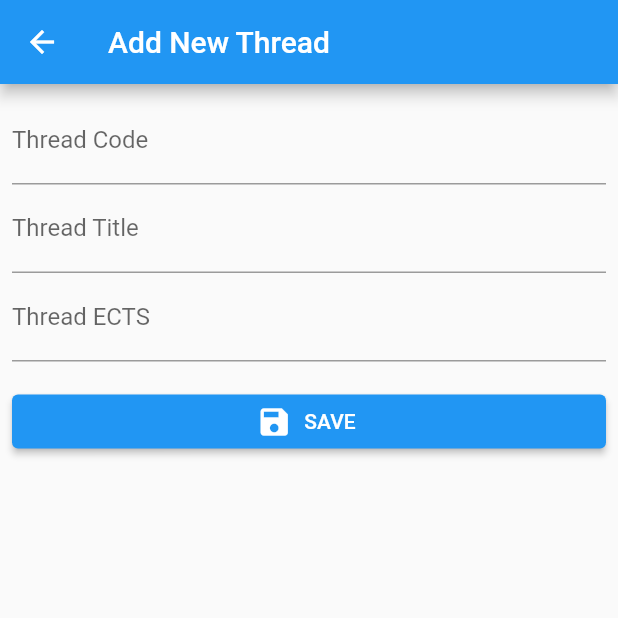
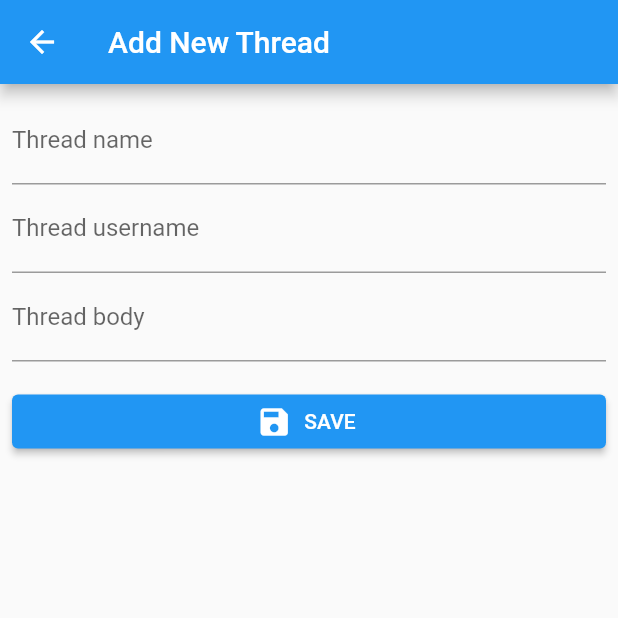
Before and after one commit to samuel6tesfay/EthioTweeterCamp, a Flutter app: the screen it shows after launch, after a tap on the "add" icon, on a phone screen of 412 x 824 dp, the top half of it. Run offline on Flutter 3.47's test engine with Material 2 defaults, Android fonts, the phone set to English and light mode, and no system bars; our stand-ins replace equatable, flutter_bloc; network calls fail.

Commit message:
link the thread and trend to backend api

```diff
--- a/client/lib/main.dart
+++ b/client/lib/main.dart
@@ -7,11 +7,16 @@ import 'thread/data_providers/thread-data-provider.dart';
 import 'thread/repository/thread-repository.dart';
 import 'thread/screens/thread_route.dart';
 
+// import 'thread/bloc_observer.dart';
+import 'trend/blocs/blocs.dart';
+import 'trend/data_providers/trend-data-provider.dart';
+import 'trend/repository/trend-repository.dart';
+import 'trend/screens/trend_route.dart';
+
 void main() {
   Bloc.observer = SimpleBlocObserver();
 
-  final ThreadRepository threadRepository =
-      ThreadRepository(ThreadDataProvider());
+  final ThreadRepository threadRepository = ThreadRepository(ThreadDataProvider());
 
   runApp(
     ThreadApp(threadRepository: threadRepository),
@@ -42,3 +47,28 @@ class ThreadApp extends StatelessWidget {
     );
   }
 }
+
+class TrendApp extends StatelessWidget {
+  final TrendRepository trendRepository;
+
+  TrendApp({required this.trendRepository});
+
+  @override
+  Widget build(BuildContext context) {
+    return RepositoryProvider.value(
+      value: this.trendRepository,
+      child: BlocProvider(
+        create: (context) => TrendBloc(trendRepository: this.trendRepository)
+          ..add(TrendLoad()),
+        child: MaterialApp(
+          title: 'Trend App',
+          theme: ThemeData(
+            primarySwatch: Colors.blue,
+            visualDensity: VisualDensity.adaptivePlatformDensity,
+          ),
+          onGenerateRoute: TrendAppRoute.generateRoute,
+        ),
+      ),
+    );
+  }
+}
--- a/client/lib/thread/data_providers/thread-data-provider.dart
+++ b/client/lib/thread/data_providers/thread-data-provider.dart
@@ -1,31 +1,31 @@
 import 'dart:convert';
 
 import '../models/models.dart';
+
 import 'package:http/http.dart' as http;
 
 class ThreadDataProvider {
-  static final String _baseUrl = "http://10.0.2.2:9191/api/v1/threads";
+  static final String _baseUrl = "http://localhost:5000/";
 
   Future<Thread> create(Thread thread) async {
-    final http.Response response = await http.post(Uri.parse(_baseUrl),
+    final http.Response response = await http.post(Uri.parse(_baseUrl+"thread"),
         headers: <String, String>{"Content-Type": "application/json"},
         body: jsonEncode({
           "name": thread.name,
-          "date": thread.date,
+          "username": thread.username,
           "body": thread.body,
-          "imagePath": thread.imagePath
         }));
 
     if (response.statusCode == 201) {
       return Thread.fromJson(jsonDecode(response.body));
     }
     {
-      throw Exception("Failed to create course");
+      throw Exception("Failed to create thread");
     }
   }
 
   Future<Thread> fetchByCode() async {
-    final response = await http.get(Uri.parse(_baseUrl));
+    final response = await http.get(Uri.parse(_baseUrl + "threads"));
 
     if (response.statusCode == 200) {
       return Thread.fromJson(jsonDecode(response.body));
@@ -35,7 +35,7 @@ class ThreadDataProvider {
   }
 
   Future<List<Thread>> fetchAll() async {
-    final response = await http.get(Uri.parse(_baseUrl));
+    final response = await http.get(Uri.parse(_baseUrl + "threads"));
     if (response.statusCode == 200) {
       final threads = jsonDecode(response.body) as List;
       return threads.map((c) => Thread.fromJson(c)).toList();
@@ -45,14 +45,12 @@ class ThreadDataProvider {
   }
 
   Future<Thread> update(int id, Thread thread) async {
-    final response = await http.put(Uri.parse("$_baseUrl/$id"),
+    final response = await http.put(Uri.parse(_baseUrl+"thread/$id"),
         headers: <String, String>{"Content-Type": "application/json"},
         body: jsonEncode({
-          "id": id,
           "name": thread.name,
-          "date": thread.date,
+          "username": thread.username,
           "body": thread.body,
-          "imagePath": thread.imagePath
         }));
 
     if (response.statusCode == 200) {
@@ -63,7 +61,7 @@ class ThreadDataProvider {
   }
 
   Future<void> delete(int id) async {
-    final response = await http.delete(Uri.parse("$_baseUrl/$id"));
+    final response = await http.delete(Uri.parse(_baseUrl+"thread/$id"));
     if (response.statusCode != 204) {
       throw Exception("Field to delete the thread");
     }
--- a/client/lib/thread/models/thread.dart
+++ b/client/lib/thread/models/thread.dart
@@ -3,21 +3,17 @@ class Thread {
   final String name;
   final String date;
   final String body;
-  final String imagePath;
+  final String username;
 
-  Thread(
-      { this.id,
-      required this.name,
-      this.date = '',
-      required this.body,
-      required this.imagePath});
+  Thread({this.id, required this.name, this.date = '', required this.username,required this.body});
 
   factory Thread.fromJson(Map<String, dynamic> json) {
     return Thread(
         id: json['id'],
         name: json['name'],
         date: json['date'],
+        username: json['username'],
         body: json['body'],
-        imagePath: json['imagepath']);
+        );
   }
 }
--- a/client/lib/thread/screens/thread_add_update.dart
+++ b/client/lib/thread/screens/thread_add_update.dart
@@ -35,51 +35,46 @@ class _AddUpdateThreadState extends State<AddUpdateThread> {
             children: [
               TextFormField(
                   initialValue:
-                      widget.args.edit ? widget.args.thread?.name: '',
+                      widget.args.edit ? widget.args.thread?.name : '',
                   validator: (value) {
                     if (value != null && value.isEmpty) {
-                      return 'Please enter thread code';
+                      return 'Please enter thread name';
                     }
                     return null;
                   },
-                  decoration: InputDecoration(labelText: 'Thread Code'),
+                  decoration: InputDecoration(labelText: 'Thread name'),
                   onSaved: (value) {
                     setState(() {
-                      this._thread["code"] = value;
+                      this._thread["name"] = value;
                     });
+                  }),
+              TextFormField(
+                  initialValue:
+                      widget.args.edit ? widget.args.thread?.username : '',
+                  validator: (value) {
+                    if (value != null && value.isEmpty) {
+                      return 'Please enter thread username';
+                    }
+                    return null;
+                  },
+                  decoration: InputDecoration(labelText: 'Thread username'),
+                  onSaved: (value) {
+                    this._thread["username"] = value;
                   }),
               TextFormField(
                   initialValue:
                       widget.args.edit ? widget.args.thread?.body : '',
                   validator: (value) {
                     if (value != null && value.isEmpty) {
-                      return 'Please enter thread title';
+                      return 'Please enter thread body';
                     }
                     return null;
                   },
-                  decoration: InputDecoration(labelText: 'Thread Title'),
+                  decoration: InputDecoration(labelText: 'Thread body'),
                   onSaved: (value) {
-                    this._thread["title"] = value;
+                    this._thread["body"] = value;
                   }),
-              TextFormField(
-                  initialValue: widget.args.edit
-                      ? widget.args.thread?.imagePath.toString()
-                      : '',
-                  validator: (value) {
-                    if (value != null && value.isEmpty) {
-                      return 'Please enter thread ects';
-                    }
-                    return null;
-                  },
-                  decoration: InputDecoration(labelText: 'Thread ECTS'),
-                  onSaved: (value) {
-                    setState(() {
-                      if (value != null) {
-                        this._thread["ects"] = int.parse(value);
-                      }
-                    });
-                  }),
-             Padding(
+              Padding(
                 padding: const EdgeInsets.symmetric(vertical: 16.0),
                 child: ElevatedButton.icon(
                   onPressed: () {
@@ -89,21 +84,23 @@ class _AddUpdateThreadState extends State<AddUpdateThread> {
                       final ThreadEvent event = widget.args.edit
                           ? ThreadUpdate(
                               Thread(
-                                name: this._thread["name"],
-                                body: this._thread["body"],
-                                imagePath: this._thread["imagePath"],
-                              ),
+                                  id: widget.args.thread?.id,
+                                  name: this._thread["name"],
+                                  username: this._thread["username"],
+                                  body: this._thread["body"]),
                             )
                           : ThreadCreate(
                               Thread(
                                 name: this._thread["name"],
+                                username: this._thread["username"],
                                 body: this._thread["body"],
-                                imagePath: this._thread["imagePath"],
                               ),
                             );
                       BlocProvider.of<ThreadBloc>(context).add(event);
                       Navigator.of(context).pushNamedAndRemoveUntil(
                           ThreadsList.routeName, (route) => false);
+                      // MaterialPageRoute(builder: (context) => ThreadsList());
+
                     }
                   },
                   label: Text('SAVE'),
--- a/client/lib/thread/screens/thread_detail.dart
+++ b/client/lib/thread/screens/thread_detail.dart
@@ -44,8 +44,8 @@ class ThreadDetail extends StatelessWidget {
         child: Column(
           children: [
             ListTile(
-              title: Text('Title: ${this.thread.body}'),
-              subtitle: Text('ECTS: ${this.thread.imagePath}'),
+              title: Text('body: ${this.thread.body}'),
+              subtitle: Text('date: ${this.thread.date}'),
             ),
             Text(
               'Details',
@@ -57,7 +57,7 @@ class ThreadDetail extends StatelessWidget {
             SizedBox(
               height: 10,
             ),
-            Text(this.thread.body ),
+            Text(this.thread.username ),
           ],
         ),
       ),
--- a/client/lib/thread/screens/thread_list.dart
+++ b/client/lib/thread/screens/thread_list.dart
@@ -18,7 +18,7 @@ class ThreadsList extends StatelessWidget {
       body: BlocBuilder<ThreadBloc, ThreadState>(
         builder: (_, state) {
           if (state is ThreadOperationFailure) {
-            return Text('Could not do course operation');
+            return Text('Could not do thread operation');
           }
 
           if (state is ThreadOperationSuccess) {
@@ -28,7 +28,7 @@ class ThreadsList extends StatelessWidget {
               itemCount: threads.length,
               itemBuilder: (_, idx) => ListTile(
                 title: Text('${threads.elementAt(idx).name}'),
-                subtitle: Text('${threads.elementAt(idx).body}'),
+                subtitle: Text('${threads.elementAt(idx).username}'),
                 onTap: () => Navigator.of(context).pushNamed(
                     ThreadDetail.routeName,
                     arguments: threads.elementAt(idx)),
--- a/client/lib/trend/screens/trend_add_update.dart
+++ b/client/lib/trend/screens/trend_add_update.dart
@@ -58,6 +58,7 @@ class _AddUpdateTrendState extends State<AddUpdateTrend> {
                       final TrendEvent event = widget.args.edit
                           ? TrendUpdate(
                               Trend(
+                                id: widget.args.trend?.id,
                                 body: this._trend["body"],
                               ),
                             )
```
Also changed, not shown: client/lib/trend/data_providers/trend-data-provider.dart (+6 -6 lines).
